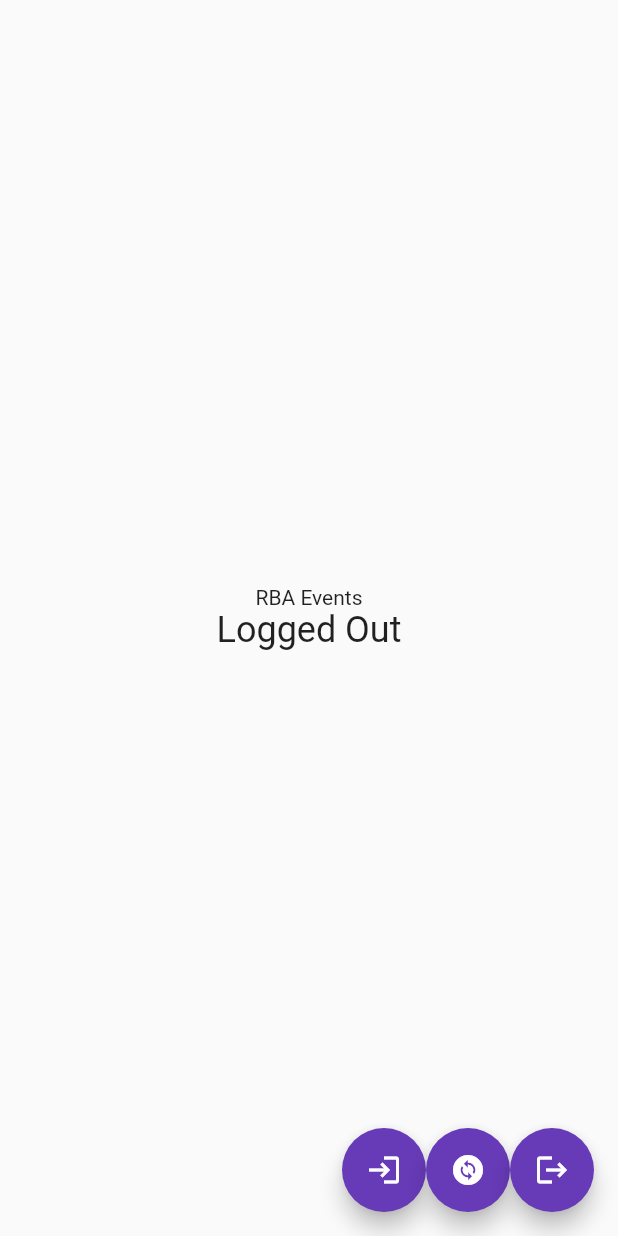
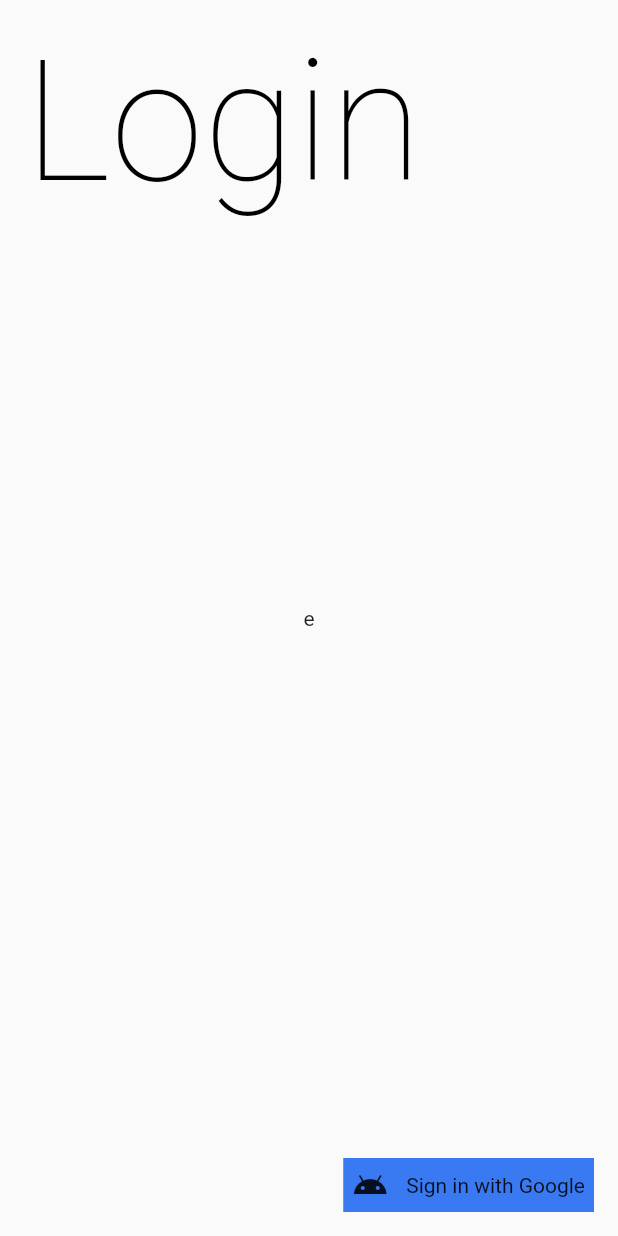
Before and after one commit to abhigyandsa/RBA-Events, a Flutter app: the screen it shows after launch, on a phone screen of 412 x 824 dp. Run offline on Flutter 3.47's test engine with Material 2 defaults, Android fonts, the phone set to English and light mode, and no system bars; our stand-ins replace cloud_firestore, firebase_auth, firebase_core, flutter_riverpod, google_sign_in, pretty_qr_code; missing offline and left inert: mobile_scanner; accounts and stored records are empty.

Commit message:
i dont kmow

```diff
--- a/lib/main.dart
+++ b/lib/main.dart
@@ -1,15 +1,14 @@
 import 'package:flutter/material.dart';
 import 'package:firebase_core/firebase_core.dart';
+import 'package:rba/pages/login_page.dart';
 import 'firebase_options.dart';
 import 'package:cloud_firestore/cloud_firestore.dart';
 import 'package:firebase_auth/firebase_auth.dart';
-import 'package:google_sign_in/google_sign_in.dart';
-import 'package:flutter/foundation.dart' show kIsWeb;
 import 'package:flutter_riverpod/flutter_riverpod.dart';
 
-final userProvider = StateProvider((ref) => 'default');
+import 'my_home_page.dart';
 
-void main() async{
+void main() async {
   WidgetsFlutterBinding.ensureInitialized();
 
   await Firebase.initializeApp(
@@ -24,100 +23,34 @@ void main() async{
 }
 
 class MyApp extends ConsumerWidget {
-
   const MyApp({super.key});
 
   @override
   Widget build(BuildContext context, WidgetRef ref) {
-
-    FirebaseAuth.instance.authStateChanges().listen(
-      (User? user) {
-        print("trigger");
-        if (user == null) {
-          ref.read(userProvider.notifier).state = 'Logged Out';
-        } else {
-          ref.read(userProvider.notifier).state = user.email ?? 'Logged Out';
-        }
+    FirebaseAuth.instance.authStateChanges().listen((User? user) {
+      print("trigger");
+      if (user == null) {
+        ref.read(userProvider.notifier).state = 'Logged Out';
+      } else {
+        ref.read(userProvider.notifier).state = user.email ?? 'Logged Out';
       }
-    );
+    });
 
     return MaterialApp(
       title: 'RBA Events',
+      initialRoute: '/',
+      routes: {
+        // When navigating to the "/" route, build the FirstScreen widget.
+        '/login': (context) => const LoginPage(),
+        // When navigating to the "/second" route, build the SecondScreen widget.
+        '/home': (context) => const MyHomePage(
+              title: 'RBA Events',
+            ),
+      },
       theme: ThemeData(
         primarySwatch: Colors.deepPurple,
       ),
-      home: const MyHomePage(title: 'RBA Events'),
-    );
-  }
-
-}
-
-class MyHomePage extends ConsumerWidget {
-  const MyHomePage({super.key, required this.title});
-
-  final String title;
-  Future<UserCredential> signInWithGoogle() async {
-    if (kIsWeb){
-      GoogleAuthProvider googleProvider = GoogleAuthProvider();
-      return await FirebaseAuth.instance.signInWithPopup(googleProvider);
-    }
-    // Trigger the authentication flow
-    final GoogleSignInAccount? googleUser = await GoogleSignIn().signIn();
-
-    // Obtain the auth details from the request
-    final GoogleSignInAuthentication? googleAuth = await googleUser?.authentication;
-
-    // Create a new credential
-    final credential = GoogleAuthProvider.credential(
-      accessToken: googleAuth?.accessToken,
-      idToken: googleAuth?.idToken,
-    );
-
-    // Once signed in, return the UserCredential
-    return await FirebaseAuth.instance.signInWithCredential(credential);
-  }
-  Future<void> signOut() async {
-    await GoogleSignIn().signOut();
-    await FirebaseAuth.instance.signOut();
-  }
-
-  @override
-  Widget build(BuildContext context, WidgetRef ref) {
-    final String value = ref.watch(userProvider);
-    return Scaffold(
-      body: Center(
-        child: Column(
-          mainAxisAlignment: MainAxisAlignment.center,
-          children: <Widget>[
-            Text(title),
-            Text(
-              value,
-              style: const TextStyle(fontSize: 24),
-            ),
-            const UserListScreen(),
-          ],
-        ),
-      ),
-      floatingActionButton:  Wrap(
-        direction: Axis.horizontal,
-        children: [
-          FloatingActionButton(
-            onPressed: signInWithGoogle,
-            tooltip: 'Log In',
-            child: Icon(Icons.login),
-          ),
-          FloatingActionButton(
-            onPressed: () => ref.read(userProvider.notifier).state = 'some value',
-            tooltip: 'Change Value',
-            child: Icon(Icons.change_circle),
-          ),
-          FloatingActionButton(
-            onPressed: signOut,
-            tooltip: 'Log Out',
-            child: Icon(Icons.logout),
-          ),
-        ],
-      ),
+      home: const LoginPage(),
     );
   }
 }
@@ -165,7 +98,6 @@ class UserListScreen extends StatelessWidget {
 
   @override
   Widget build(BuildContext context) {
-
     return StreamBuilder<QuerySnapshot>(
       stream: FirebaseFirestore.instance.collection('users').snapshots(),
       builder: (BuildContext context, AsyncSnapshot<QuerySnapshot> snapshot) {
@@ -177,7 +109,7 @@ class UserListScreen extends StatelessWidget {
           return const CircularProgressIndicator();
         }
 
-        if(!snapshot.hasData){
+        if (!snapshot.hasData) {
           return const CircularProgressIndicator();
         }
 
--- a/lib/pages/login_page.dart
+++ b/lib/pages/login_page.dart
@@ -1,2 +1,64 @@
 import 'package:flutter/material.dart';
-import 'package:flutter_riverpod/flutter_riverpod.dart';
+import 'package:rba/my_home_page.dart';
+
+class LoginPage extends StatelessWidget {
+  const LoginPage({super.key});
+
+  @override
+  Widget build(BuildContext context) {
+    return Scaffold(
+      body: Stack(
+        children: [
+          const Align(
+            alignment: Alignment.center,
+            child: SafeArea(child: Text('e')),
+          ),
+          Positioned(
+            top: 0,
+            left: 0,
+            child: SafeArea(
+              child: Padding(
+                padding: const EdgeInsets.all(16),
+                child: Text(
+                  "Login",
+                  style: Theme.of(context).textTheme.displayLarge?.copyWith(
+                        color: Colors.black,
+                        fontWeight: FontWeight.w200,
+                      ),
+                ),
+              ),
+            ),
+          ),
+          Positioned(
+            bottom: 16.0,
+            right: 16.0,
+            child: Column(
+              children: [
+                InkWell(
+                  onTap: () async {
+                    await const MyHomePage(title: 'a').signInWithGoogle();
+                    Navigator.of(context).popAndPushNamed('/home');
+                  },
+                  child: Ink(
+                    color: const Color(0xFF397AF3),
+                    child: const Padding(
+                      padding: EdgeInsets.all(6),
+                      child: Wrap(
+                        crossAxisAlignment: WrapCrossAlignment.center,
+                        children: [
+                          Icon(Icons.android),
+                          SizedBox(width: 12),
+                          Text('Sign in with Google'),
+                        ],
+                      ),
+                    ),
+                  ),
+                )
+              ],
+            ),
+          )
+        ],
+      ),
+    );
+  }
+}
```
Also changed, not shown: lib/my_home_page.dart (added, +119 -0 lines).
